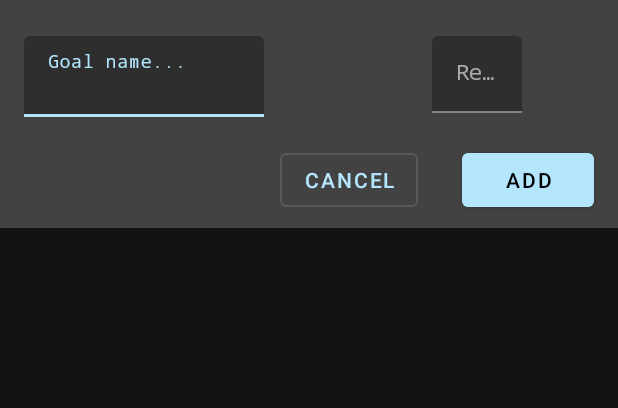
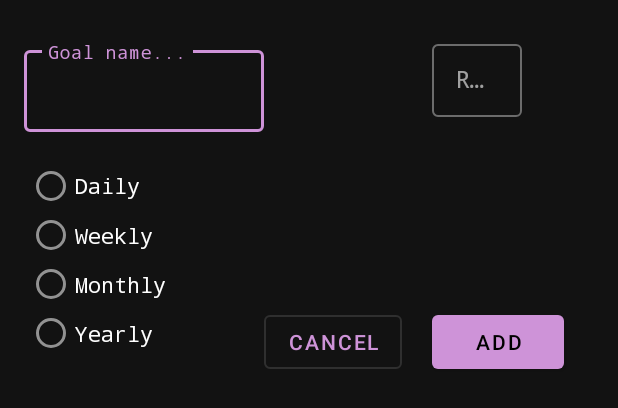
Before and after one commit to aleksandarObreshkov/StickHabit, an Android app: the layout dialog_add_goal.xml on its own in the app's theme, with its tools: preview values and no code run, on a phone screen of 412 x 824 dp. Shown: the top 408 px of the screen. Run offline under Robolectric (Android 15) with nearby library versions, the phone set to English and light mode, and no system bars.

Commit message:
file saving adds - if goal is done, or if the repeat cycle has passed improved dark mode design added repeat cycle fields in the adding dialog

```diff
--- a/app/build.gradle
+++ b/app/build.gradle
@@ -24,6 +24,7 @@ dependencies {
     implementation 'androidx.appcompat:appcompat:1.1.0-rc01'
     implementation 'androidx.constraintlayout:constraintlayout:2.0.0-beta2'
     implementation 'com.google.firebase:firebase-auth:16.0.5'
+    implementation 'com.google.firebase:firebase-storage:16.0.4'
     testImplementation 'junit:junit:4.13-beta-3'
     androidTestImplementation 'androidx.test:runner:1.3.0-alpha02'
     androidTestImplementation 'androidx.test.espresso:espresso-core:3.3.0-alpha02'
--- a/app/src/main/AndroidManifest.xml
+++ b/app/src/main/AndroidManifest.xml
@@ -12,7 +12,7 @@
         android:label="@string/app_name"
         android:roundIcon="@drawable/mainicon"
         android:supportsRtl="true"
-        android:theme="@style/MainTheme">
+        android:theme="@style/DarkTheme">
         <activity android:name=".MainActivity">
             <intent-filter>
                 <action android:name="android.intent.action.MAIN" />
--- a/app/src/main/res/layout/dialog_add_goal.xml
+++ b/app/src/main/res/layout/dialog_add_goal.xml
@@ -3,42 +3,47 @@
     xmlns:app="http://schemas.android.com/apk/res-auto"
     xmlns:tools="http://schemas.android.com/tools"
     android:layout_width="match_parent"
-    android:layout_height="wrap_content"
-    android:background="@color/colorDark">
+    android:layout_height="300dp"
+
+    >
 
     <com.google.android.material.textfield.TextInputLayout
         android:id="@+id/textInputLayout"
+        style="@style/Widget.MaterialComponents.TextInputLayout.OutlinedBox.Dense"
         android:layout_width="160dp"
-        android:layout_height="wrap_content"
+        android:layout_height="60dp"
         android:layout_marginStart="16dp"
-        android:layout_marginTop="24dp"
+        android:layout_marginTop="28dp"
+        android:layout_marginBottom="19dp"
+        app:layout_constraintBottom_toTopOf="@+id/radioGroup"
         app:layout_constraintStart_toStartOf="parent"
         app:layout_constraintTop_toTopOf="parent">
 
         <com.google.android.material.textfield.TextInputEditText
-            style="@style/Widget.MaterialComponents.TextInputLayout.OutlinedBox"
+
             android:layout_width="match_parent"
-            android:layout_height="wrap_content"
-            android:hint="Goal name..."
-            android:fontFamily="monospace"/>
+            android:layout_height="match_parent"
+            android:fontFamily="monospace"
+            android:hint="Goal name..." />
     </com.google.android.material.textfield.TextInputLayout>
 
     <com.google.android.material.textfield.TextInputLayout
         android:id="@+id/textInputLayout2"
+        style="@style/Widget.MaterialComponents.TextInputLayout.OutlinedBox.Dense"
         android:layout_width="60dp"
-        android:layout_height="wrap_content"
+        android:layout_height="60dp"
         android:layout_marginTop="24dp"
         android:layout_marginEnd="64dp"
         app:layout_constraintEnd_toEndOf="parent"
         app:layout_constraintTop_toTopOf="parent">
 
         <com.google.android.material.textfield.TextInputEditText
-            style="@style/Widget.MaterialComponents.TextInputLayout.FilledBox.Dense"
+
             android:layout_width="match_parent"
             android:layout_height="wrap_content"
+            android:fontFamily="monospace"
             android:hint="Rep."
-            android:inputType="numberDecimal"
-            android:fontFamily="monospace"/>
+            android:inputType="numberDecimal" />
 
     </com.google.android.material.textfield.TextInputLayout>
 
@@ -47,10 +52,9 @@
         style="@style/Widget.MaterialComponents.Button.OutlinedButton"
         android:layout_width="wrap_content"
         android:layout_height="wrap_content"
-        android:layout_marginEnd="29dp"
-        android:layout_marginBottom="8dp"
+        android:layout_marginEnd="20dp"
         android:text="@string/cancel_button"
-        app:layout_constraintBottom_toBottomOf="parent"
+        app:layout_constraintBaseline_toBaselineOf="@+id/button2"
         app:layout_constraintEnd_toStartOf="@+id/button2" />
 
     <Button
@@ -58,11 +62,57 @@
         style="@style/Widget.MaterialComponents.Button"
         android:layout_width="wrap_content"
         android:layout_height="wrap_content"
-        android:layout_marginTop="96dp"
-        android:layout_marginEnd="16dp"
-        android:layout_marginBottom="8dp"
+        android:layout_marginTop="204dp"
+        android:layout_marginEnd="36dp"
         android:text="@string/add_button"
+        app:layout_constraintEnd_toEndOf="parent"
+        app:layout_constraintStart_toEndOf="@+id/radioGroup"
+        app:layout_constraintTop_toTopOf="parent" />
+
+    <RadioGroup
+        android:id="@+id/radioGroup"
+        android:layout_width="0dp"
+        android:layout_height="0dp"
+        android:layout_marginStart="18dp"
+        android:layout_marginEnd="153dp"
+        android:layout_marginBottom="61dp"
         app:layout_constraintBottom_toBottomOf="parent"
-        app:layout_constraintEnd_toEndOf="parent"
-        app:layout_constraintTop_toTopOf="parent" />
+        app:layout_constraintEnd_toStartOf="@+id/button2"
+        app:layout_constraintStart_toStartOf="parent"
+        app:layout_constraintTop_toBottomOf="@+id/textInputLayout">
+
+        <RadioButton
+            android:id="@+id/radioButton"
+            android:layout_width="wrap_content"
+            android:layout_height="wrap_content"
+            android:layout_weight="1"
+            android:text="Daily"
+            android:fontFamily="monospace"
+            />
+
+        <RadioButton
+            android:id="@+id/radioButton2"
+            android:layout_width="wrap_content"
+            android:layout_height="wrap_content"
+            android:layout_weight="1"
+            android:text="Weekly"
+            android:fontFamily="monospace"/>
+
+        <RadioButton
+            android:id="@+id/radioButton3"
+            android:layout_width="wrap_content"
+            android:layout_height="wrap_content"
+            android:layout_weight="1"
+            android:text="Monthly"
+            android:fontFamily="monospace"/>
+
+        <RadioButton
+            android:id="@+id/radioButton4"
+            android:layout_width="wrap_content"
+            android:layout_height="wrap_content"
+            android:layout_weight="1"
+            android:text="Yearly"
+            android:fontFamily="monospace"/>
+    </RadioGroup>
+
 </androidx.constraintlayout.widget.ConstraintLayout>
--- a/app/src/main/res/values/colors.xml
+++ b/app/src/main/res/values/colors.xml
@@ -1,9 +1,17 @@
 <?xml version="1.0" encoding="utf-8"?>
 <resources>
-    <color name="colorPrimary">#B3E5FC</color>
-    <color name="colorPrimaryDark">#82b3c9</color>
     <color name="colorAccent">#ffe082</color>
-    <color name="colorDark">#424242</color>
+    <color name="colorBackground">#121212</color>
+    <color name="colorPrimary">#CE93D8</color>
+    <color name="actionBarColor">#292c2d</color>
+    <color name="textColorDarkTheme">#ffffff</color>
+
+
+
+    <color name="colorPrimaryLightTheme">#7e57c2</color>
+    <color name="colorSecondaryLightTheme">#4d2c91</color>
+    <color name="colorAccentLightTheme">#0d47a1</color>
+    <color name="colorPrimaryDarkLightTheme">#311b92</color>
 
 
 
--- a/app/src/main/res/values/strings.xml
+++ b/app/src/main/res/values/strings.xml
@@ -1,5 +1,5 @@
 <resources>
-    <string name="app_name">StickHabit</string>
+    <string name="app_name">STICKHABIT</string>
     <string name="add_button">Add</string>
     <string name="cancel_button">Cancel</string>
     <string name="hint_username">Username</string>
--- a/app/src/main/res/values/styles.xml
+++ b/app/src/main/res/values/styles.xml
@@ -1,34 +1,51 @@
 <resources>
 
     <!-- Base application theme. -->
-    <style name="MainTheme" parent="Theme.MaterialComponents.NoActionBar">
+    <style name="DarkTheme" parent="Theme.MaterialComponents">
         <!-- Customize your theme here. -->
         <item name="colorPrimary">@color/colorPrimary</item>
-        <item name="colorPrimaryDark">@color/colorPrimaryDark</item>
         <item name="colorAccent">@color/colorAccent</item>
-
+        <item name="colorPrimaryDark">@color/colorBackground</item>
+        <item name="actionBarStyle">@style/ActionBarColor</item>
+        <item name="android:textColor">@color/textColorDarkTheme</item>
 
     </style>
 
-    <style name="IvaTheme" parent="Theme.MaterialComponents.NoActionBar">
-        <item name="colorPrimary">#7e57c2</item>
-        <item name="colorPrimaryDark">#4d2c91</item>
-        <item name="colorAccent">#0d47a1</item>
+    <style name="CardView" parent="Widget.MaterialComponents.CardView">
+        <item name="cardBackgroundColor">@color/colorPrimary</item>
     </style>
 
-    <style name="MainActivityBackground" parent="Theme.MaterialComponents.NoActionBar.Bridge">
-        <item name="android:background">#424242</item>
+    <style name="FloatingActionButtonColor" parent="Widget.MaterialComponents.FloatingActionButton">
+        <item name="android:background">@color/colorPrimary</item>
     </style>
+
+
+    <style name="ActionBarColor" parent="Widget.MaterialComponents.ActionBar.Primary">
+        <item name="background">@color/actionBarColor</item>
+    </style>
+
+    //////////////////////////////////////////////////////////////////////////////////////
+    <style name="IvaTheme" parent="Theme.MaterialComponents.Light">
+        <item name="colorPrimary">@color/colorPrimaryLightTheme</item>
+        <item name="colorSecondary">@color/colorSecondaryLightTheme</item>
+        <item name="colorAccent">@color/colorAccentLightTheme</item>
+        <item name="colorPrimaryDark">@color/colorPrimaryDarkLightTheme</item>
+    </style>
+
 
 
     <style name="TextInputLayoutStyle" parent="Widget.MaterialComponents.TextInputLayout.OutlinedBox">
         <item name="hintTextColor">#424242</item>
         <item name="helperTextTextColor">#424242</item>
-
+        <item name="boxStrokeColor">@color/colorBackground</item>
     </style>
 
 
 
 
 
+
+
+
+
 </resources>
```
Also changed, not shown: app/src/main/java/com/example/purenote/Goal.java (+171 -5 lines), app/src/main/java/com/example/purenote/HabitsRVAdapter.java (+47 -8 lines), app/src/main/java/com/example/purenote/LoginMenu.java (+12 -3 lines), app/src/main/java/com/example/purenote/MainActivity.java (+63 -6 lines), app/src/main/res/layout/activity_main.xml (+6 -3 lines), app/src/main/res/layout/habit_layout.xml (+4 -6 lines), app/src/main/res/layout/login_layout.xml (+5 -8 lines), app/src/main/res/drawable-v24/addwhite.png (added).
